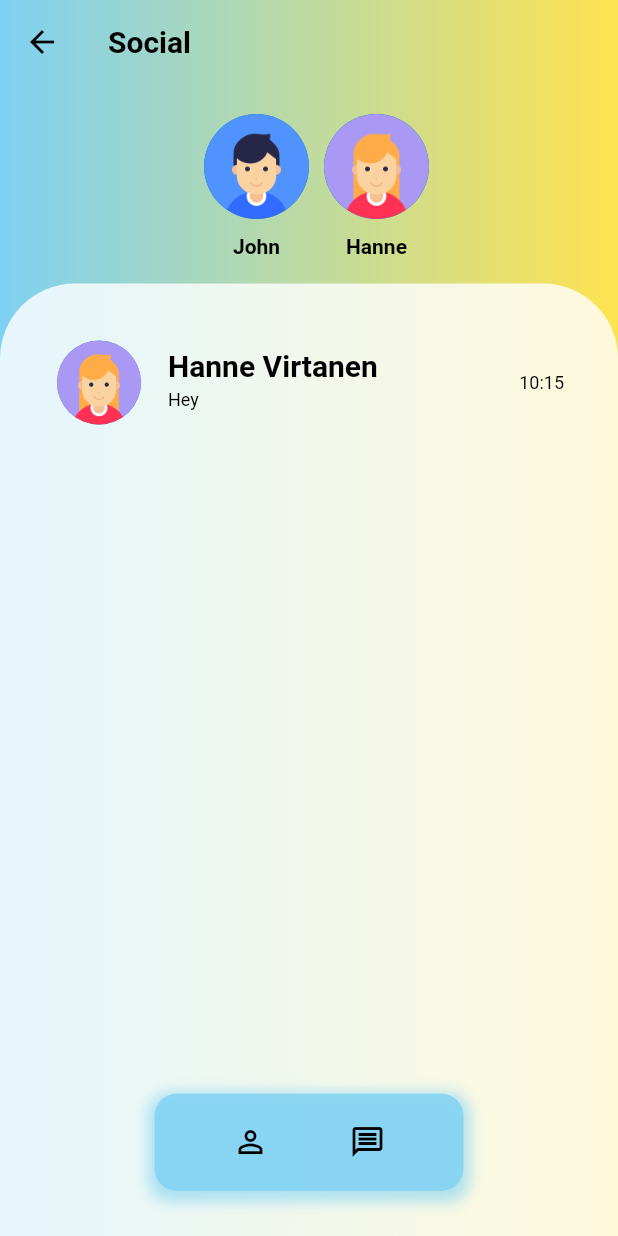
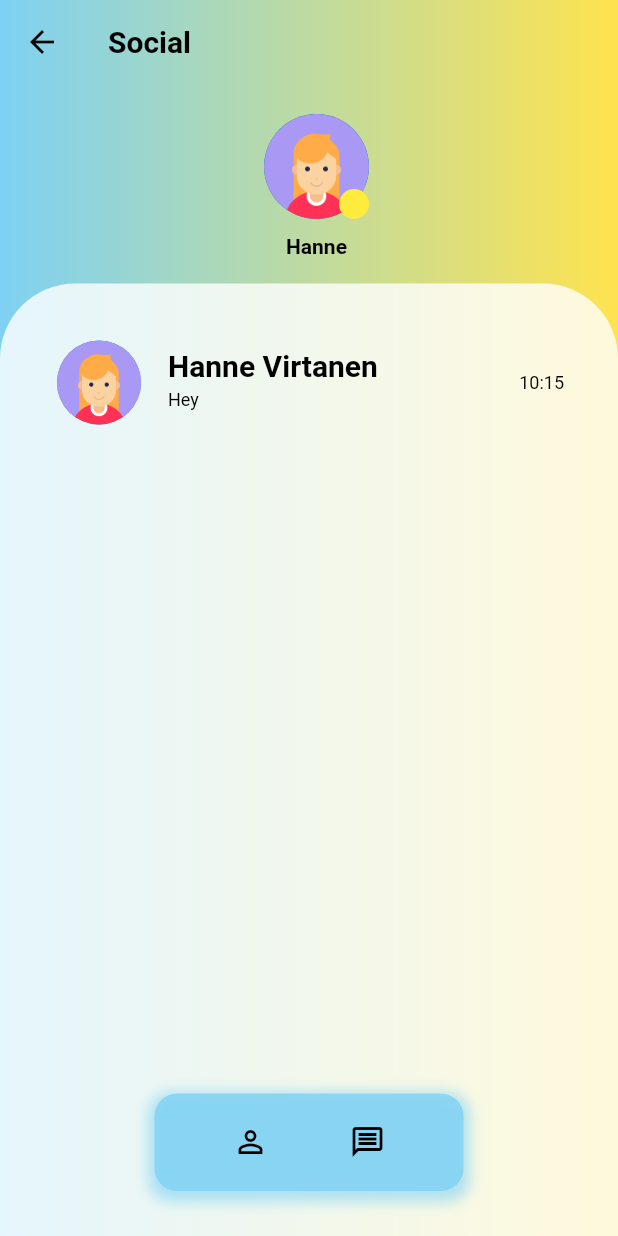
Before and after one commit to salcc/Junction-2022, a Flutter app: the SocialScreen screen opened by its route, on a phone screen of 412 x 824 dp. Run offline on Flutter 3.47's test engine with Material 2 defaults, Android fonts, the phone set to English and light mode, and no system bars; our stand-ins replace get.

Commit message:
Add moods

```diff
--- a/flutter_demo/lib/models/user_model.dart
+++ b/flutter_demo/lib/models/user_model.dart
@@ -7,16 +7,19 @@ class User {
   final String occupation;
   final String description;
   final int age;
+  final int mood;
 
-  const User(
-      {required this.id,
+  const User({
+    required this.id,
     required this.name,
     required this.surname,
     required this.imagePath,
     required this.gender,
     required this.occupation,
     required this.description,
-      required this.age});
+    required this.age,
+    required this.mood,
+  });
 
   static const List<User> users = [
     User(
@@ -28,7 +31,9 @@ class User {
       occupation: 'Student',
       description:
           'Computer science student. Just moved to Helsinki. LoL enthusiast.',
-        age: 19),
+      age: 19,
+      mood: 3,
+    ),
     User(
       id: '2',
       name: 'Hanne',
@@ -38,6 +43,8 @@ class User {
       occupation: 'Employed',
       description:
           'Waitress during the day, videogame enthusiast during the night. Born and raised in Helsinki. Introvert.',
-        age: 20),
+      age: 20,
+      mood: 2,
+    ),
   ];
 }
--- a/flutter_demo/lib/screens/social_screen.dart
+++ b/flutter_demo/lib/screens/social_screen.dart
@@ -64,7 +64,6 @@ class _ChatPreview extends StatelessWidget {
 
   final double height;
   final List<Chat> chats;
-
   @override
   Widget build(BuildContext context) {
     return MainContainer(
@@ -120,22 +119,46 @@ class _SocialBar extends StatelessWidget {
 
   @override
   Widget build(BuildContext context) {
+    var colors = <int, Color>{
+      0: Colors.red,
+      1: Colors.orange,
+      2: Colors.yellow,
+      3: Colors.green,
+      4: Colors.green.shade900,
+    };
     return Container(
       height: height * 0.125,
       margin: const EdgeInsets.only(left: 20, top: 20),
       child: ListView.builder(
           scrollDirection: Axis.horizontal,
           shrinkWrap: true,
-          itemCount: users.length,
+          itemCount: users.length - 1,
           itemBuilder: (context, index) {
-            User user = users[index];
+            User user = users[index + 1];
             return Container(
                 margin: const EdgeInsets.only(right: 10),
                 child: Column(
                   children: [
-                    CircleAvatar(
-                        radius: 35,
-                        backgroundImage: AssetImage(user.imagePath)),
+                    Stack(
+                      children: [
+                        CircleAvatar(
+                            radius: 35,
+                            backgroundImage: AssetImage(user.imagePath)),
+                        Positioned.fill(
+                            child: Align(
+                          alignment: Alignment.bottomRight,
+                          child: Container(
+                            width: 20,
+                            height: 20,
+                            decoration: BoxDecoration(
+                              // border: Border.all(color: Colors.black),
+                              shape: BoxShape.circle,
+                              color: colors[user.mood],
+                            ),
+                          ),
+                        ))
+                      ],
+                    ),
                     const SizedBox(height: 10),
                     Text(
                       user.name,
@@ -143,7 +166,7 @@ class _SocialBar extends StatelessWidget {
                           .textTheme
                           .bodyMedium!
                           .copyWith(fontWeight: FontWeight.bold),
-                    )
+                    ),
                   ],
                 ));
           }),
```
Lines whose indentation alone changed are shown as unchanged.
